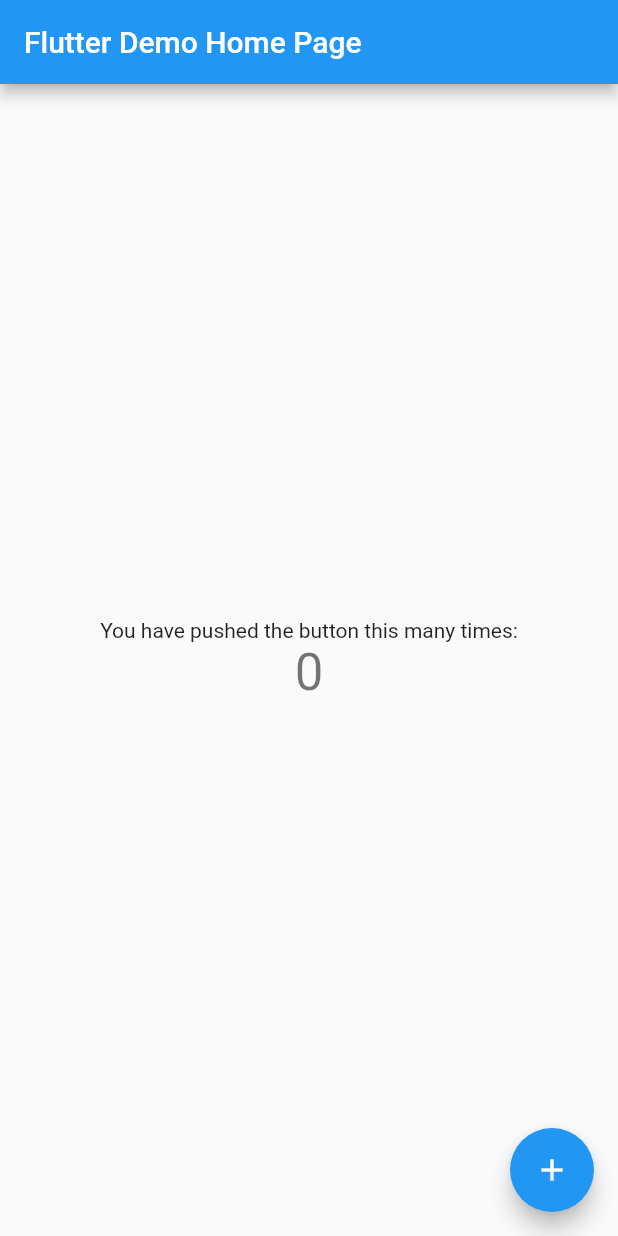
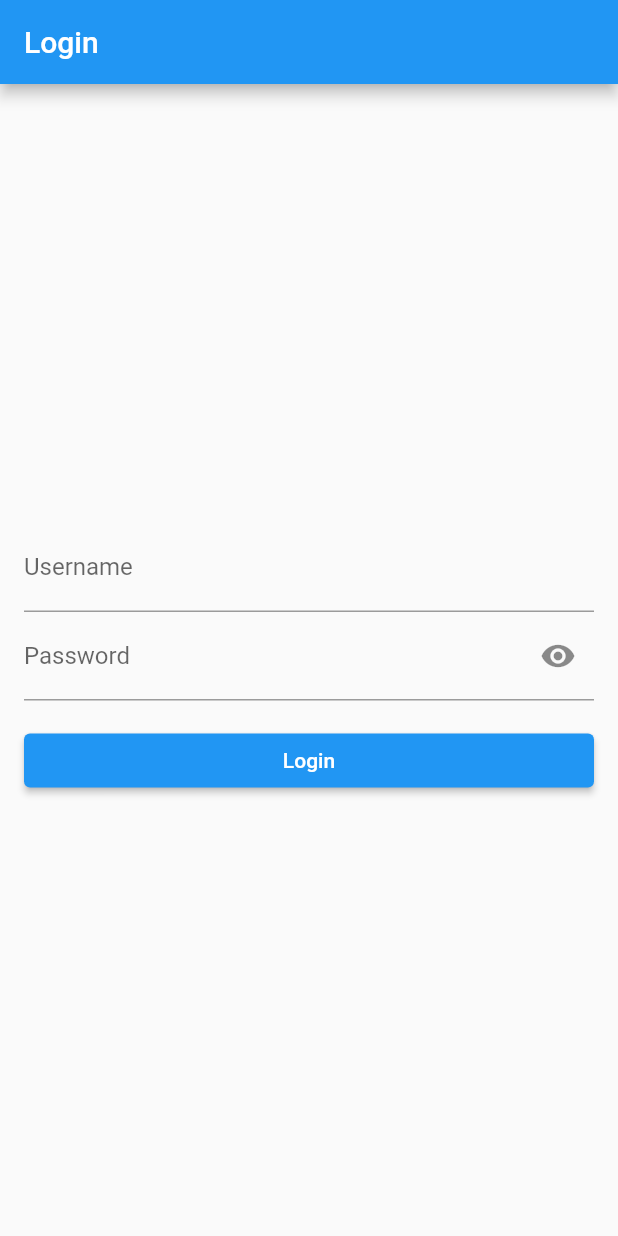
Before and after one commit to Sayuru21/heart_disease_prediction, a Flutter app: the screen it shows after launch, on a phone screen of 412 x 824 dp. Run offline on Flutter 3.47's test engine with Material 2 defaults, Android fonts, the phone set to English and light mode, and no system bars.

Commit message:
add Login, Logout, Home page

```diff
--- a/lib/main.dart
+++ b/lib/main.dart
@@ -1,115 +1,268 @@
+// import 'package:flutter/material.dart';
+//
+// void main() {
+//   runApp(const MyApp());
+// }
+//
+// class MyApp extends StatelessWidget {
+//   const MyApp({super.key});
+//
+//   // This widget is the root of your application.
+//   @override
+//   Widget build(BuildContext context) {
+//     return MaterialApp(
+//       title: 'Flutter Demo',
+//       theme: ThemeData(
+//         // This is the theme of your application.
+//         //
+//         // Try running your application with "flutter run". You'll see the
+//         // application has a blue toolbar. Then, without quitting the app, try
+//         // changing the primarySwatch below to Colors.green and then invoke
+//         // "hot reload" (press "r" in the console where you ran "flutter run",
+//         // or simply save your changes to "hot reload" in a Flutter IDE).
+//         // Notice that the counter didn't reset back to zero; the application
+//         // is not restarted.
+//         primarySwatch: Colors.blue,
+//       ),
+//       home: const MyHomePage(title: 'Flutter Demo Home Page'),
+//     );
+//   }
+// }
+//
+// class MyHomePage extends StatefulWidget {
+//   const MyHomePage({super.key, required this.title});
+//
+//   // This widget is the home page of your application. It is stateful, meaning
+//   // that it has a State object (defined below) that contains fields that affect
+//   // how it looks.
+//
+//   // This class is the configuration for the state. It holds the values (in this
+//   // case the title) provided by the parent (in this case the App widget) and
+//   // used by the build method of the State. Fields in a Widget subclass are
+//   // always marked "final".
+//
+//   final String title;
+//
+//   @override
+//   State<MyHomePage> createState() => _MyHomePageState();
+// }
+//
+// class _MyHomePageState extends State<MyHomePage> {
+//   int _counter = 0;
+//
+//   void _incrementCounter() {
+//     setState(() {
+//       // This call to setState tells the Flutter framework that something has
+//       // changed in this State, which causes it to rerun the build method below
+//       // so that the display can reflect the updated values. If we changed
+//       // _counter without calling setState(), then the build method would not be
+//       // called again, and so nothing would appear to happen.
+//       _counter++;
+//     });
+//   }
+//
+//   @override
+//   Widget build(BuildContext context) {
+//     // This method is rerun every time setState is called, for instance as done
+//     // by the _incrementCounter method above.
+//     //
+//     // The Flutter framework has been optimized to make rerunning build methods
+//     // fast, so that you can just rebuild anything that needs updating rather
+//     // than having to individually change instances of widgets.
+//     return Scaffold(
+//       appBar: AppBar(
+//         // Here we take the value from the MyHomePage object that was created by
+//         // the App.build method, and use it to set our appbar title.
+//         title: Text(widget.title),
+//       ),
+//       body: Center(
+//         // Center is a layout widget. It takes a single child and positions it
+//         // in the middle of the parent.
+//         child: Column(
+//           // Column is also a layout widget. It takes a list of children and
+//           // arranges them vertically. By default, it sizes itself to fit its
+//           // children horizontally, and tries to be as tall as its parent.
+//           //
+//           // Invoke "debug painting" (press "p" in the console, choose the
+//           // "Toggle Debug Paint" action from the Flutter Inspector in Android
+//           // Studio, or the "Toggle Debug Paint" command in Visual Studio Code)
+//           // to see the wireframe for each widget.
+//           //
+//           // Column has various properties to control how it sizes itself and
+//           // how it positions its children. Here we use mainAxisAlignment to
+//           // center the children vertically; the main axis here is the vertical
+//           // axis because Columns are vertical (the cross axis would be
+//           // horizontal).
+//           mainAxisAlignment: MainAxisAlignment.center,
+//           children: <Widget>[
+//             const Text(
+//               'You have pushed the button this many times:',
+//             ),
+//             Text(
+//               '$_counter',
+//               style: Theme.of(context).textTheme.headlineMedium,
+//             ),
+//           ],
+//         ),
+//       ),
+//       floatingActionButton: FloatingActionButton(
+//         onPressed: _incrementCounter,
+//         tooltip: 'Increment',
+//         child: const Icon(Icons.add),
+//       ), // This trailing comma makes auto-formatting nicer for build methods.
+//     );
+//   }
+// }
+
 import 'package:flutter/material.dart';
 
 void main() {
-  runApp(const MyApp());
+  runApp(const MaterialApp(
+    home: MyApp(),
+  ));
 }
 
 class MyApp extends StatelessWidget {
   const MyApp({super.key});
 
-  // This widget is the root of your application.
   @override
   Widget build(BuildContext context) {
     return MaterialApp(
-      title: 'Flutter Demo',
+      title: 'Heart Disease Prediction System',
       theme: ThemeData(
-        // This is the theme of your application.
-        //
-        // Try running your application with "flutter run". You'll see the
-        // application has a blue toolbar. Then, without quitting the app, try
-        // changing the primarySwatch below to Colors.green and then invoke
-        // "hot reload" (press "r" in the console where you ran "flutter run",
-        // or simply save your changes to "hot reload" in a Flutter IDE).
-        // Notice that the counter didn't reset back to zero; the application
-        // is not restarted.
         primarySwatch: Colors.blue,
       ),
-      home: const MyHomePage(title: 'Flutter Demo Home Page'),
+      home: const LoginPage(),
+      routes: {
+        '/home': (context) => const HomePage(),
+      },
     );
   }
 }
 
-class MyHomePage extends StatefulWidget {
-  const MyHomePage({super.key, required this.title});
-
-  // This widget is the home page of your application. It is stateful, meaning
-  // that it has a State object (defined below) that contains fields that affect
-  // how it looks.
-
-  // This class is the configuration for the state. It holds the values (in this
-  // case the title) provided by the parent (in this case the App widget) and
-  // used by the build method of the State. Fields in a Widget subclass are
-  // always marked "final".
-
-  final String title;
+class LoginPage extends StatefulWidget {
+  const LoginPage({super.key});
 
   @override
-  State<MyHomePage> createState() => _MyHomePageState();
+  _LoginPageState createState() => _LoginPageState();
 }
 
-class _MyHomePageState extends State<MyHomePage> {
-  int _counter = 0;
+class _LoginPageState extends State<LoginPage> {
+  late String _username;
+  late String _password;
+  bool _isObscure = true;
+  final _formKey = GlobalKey<FormState>();
 
-  void _incrementCounter() {
-    setState(() {
-      // This call to setState tells the Flutter framework that something has
-      // changed in this State, which causes it to rerun the build method below
-      // so that the display can reflect the updated values. If we changed
-      // _counter without calling setState(), then the build method would not be
-      // called again, and so nothing would appear to happen.
-      _counter++;
-    });
+  void _submitForm() {
+    if (_formKey.currentState!.validate()) {
+      _formKey.currentState!.save();
+      if (_username == 'admin' && _password == 'password') {
+        Navigator.pushReplacementNamed(context, '/home');
+      } else {
+        ScaffoldMessenger.of(context).showSnackBar(
+          const SnackBar(
+            content: Text('Invalid username or password.'),
+          ),
+        );
+      }
+    }
   }
 
   @override
   Widget build(BuildContext context) {
-    // This method is rerun every time setState is called, for instance as done
-    // by the _incrementCounter method above.
-    //
-    // The Flutter framework has been optimized to make rerunning build methods
-    // fast, so that you can just rebuild anything that needs updating rather
-    // than having to individually change instances of widgets.
     return Scaffold(
       appBar: AppBar(
-        // Here we take the value from the MyHomePage object that was created by
-        // the App.build method, and use it to set our appbar title.
-        title: Text(widget.title),
+        title: const Text('Login'),
       ),
-      body: Center(
-        // Center is a layout widget. It takes a single child and positions it
-        // in the middle of the parent.
-        child: Column(
-          // Column is also a layout widget. It takes a list of children and
-          // arranges them vertically. By default, it sizes itself to fit its
-          // children horizontally, and tries to be as tall as its parent.
-          //
-          // Invoke "debug painting" (press "p" in the console, choose the
-          // "Toggle Debug Paint" action from the Flutter Inspector in Android
-          // Studio, or the "Toggle Debug Paint" command in Visual Studio Code)
-          // to see the wireframe for each widget.
-          //
-          // Column has various properties to control how it sizes itself and
-          // how it positions its children. Here we use mainAxisAlignment to
-          // center the children vertically; the main axis here is the vertical
-          // axis because Columns are vertical (the cross axis would be
-          // horizontal).
-          mainAxisAlignment: MainAxisAlignment.center,
-          children: <Widget>[
-            const Text(
-              'You have pushed the button this many times:',
+      body: Padding(
+        padding: const EdgeInsets.all(16),
+        child: Form(
+          key: _formKey,
+          child: Column(
+            mainAxisAlignment: MainAxisAlignment.center,
+            crossAxisAlignment: CrossAxisAlignment.stretch,
+            children: [
+              TextFormField(
+                decoration: const InputDecoration(
+                  labelText: 'Username',
+                ),
+                validator: (value) {
+                  if (value!.isEmpty) {
+                    return 'Username is required.';
+                  }
+                  return null;
+                },
+                onSaved: (value) {
+                  _username = value!;
+                },
+              ),
+              TextFormField(
+                decoration: InputDecoration(
+                  labelText: 'Password',
+                  suffixIcon: IconButton(
+                    icon: Icon(_isObscure ? Icons.visibility : Icons.visibility_off),
+                    onPressed: () {
+                      setState(() {
+                        _isObscure = !_isObscure;
+                      });
+                    },
+                  ),
+                ),
+                obscureText: _isObscure,
+                validator: (value) {
+                  if (value!.isEmpty) {
+                    return 'Password is required.';
+                  }
+                  return null;
+                },
+                onSaved: (value) {
+                  _password = value!;
+                },
+              ),
+              const SizedBox(height: 16),
+              ElevatedButton(
+                onPressed: _submitForm,
+                child: const Text('Login'),
+              ),
+            ],
+          ),
+        ),
+      ),
+    );
+  }
+}
+
+class HomePage extends StatelessWidget {
+  const HomePage({super.key});
+
+  @override
+  Widget build(BuildContext context) {
+    return Scaffold(
+      appBar: AppBar(
+        title: const Text('Home'),
+      ),
+      body: const Center(
+        child: Text('Welcome to Heart Disease Prediction System!'),
+      ),
+      drawer: Drawer(
+        child: ListView(
+          padding: EdgeInsets.zero,
+          children: [
+            const DrawerHeader(
+              decoration: BoxDecoration(
+                color: Colors.blue,
+              ),
+              child: Text('Menu'),
             ),
-            Text(
-              '$_counter',
-              style: Theme.of(context).textTheme.headlineMedium,
+            ListTile(
+              title: const Text('Logout'),
+              onTap: () {
+                Navigator.pushReplacementNamed(context, '/');
+              },
             ),
           ],
         ),
       ),
-      floatingActionButton: FloatingActionButton(
-        onPressed: _incrementCounter,
-        tooltip: 'Increment',
-        child: const Icon(Icons.add),
-      ), // This trailing comma makes auto-formatting nicer for build methods.
     );
   }
 }
```
